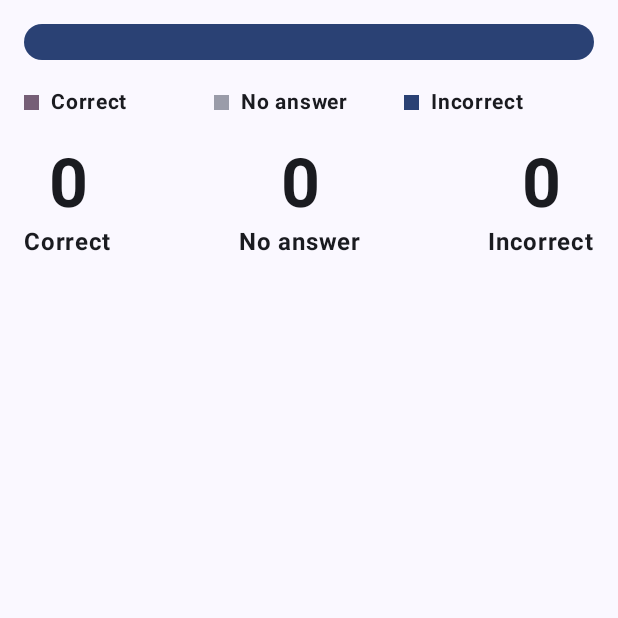
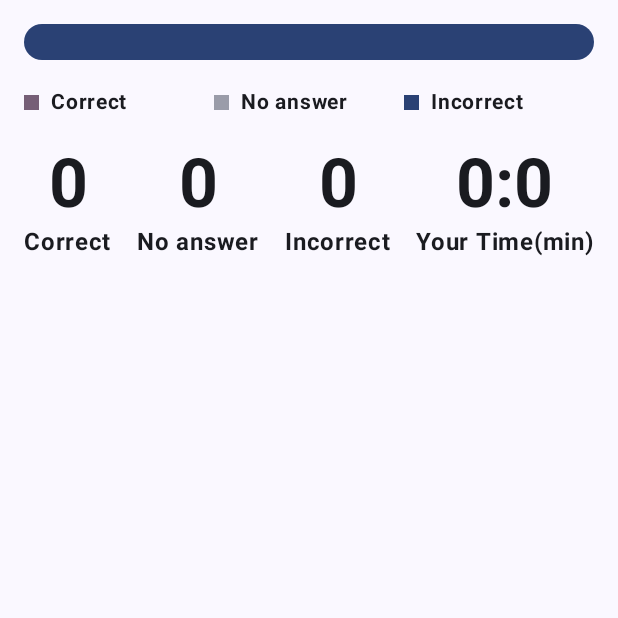
Before and after one commit to GoudarziDeveloper/FallingWords, an Android app built with Jetpack Compose: the composable ResultInfo shown on its own in the app's theme, on a phone screen of 412 x 824 dp, the top half of it. Run offline under Robolectric (Android 15) with nearby library versions, the phone set to English and light mode, and no system bars.

Commit message:
Show time in result.

```diff
--- a/app/src/main/java/ir/tinydeveloper/fallingwords/ui/screen/component/ResultBar.kt
+++ b/app/src/main/java/ir/tinydeveloper/fallingwords/ui/screen/component/ResultBar.kt
@@ -47,7 +47,7 @@ fun ResultBar(
     val sizing = LocalSizing.current
     Canvas(modifier = modifier) {
         val correctWidth = (correctAnswerWidthRatio.value * size.width) / questionCount
-        val noAnswerWidth = (correctAnswerWidthRatio.value * size.width) / questionCount + correctWidth
+        val noAnswerWidth = (noAnswerWidthRatio.value * size.width) / questionCount + correctWidth
         drawRoundRect(
             color = wrongAnswerColor,
             size = Size(width = size.width, height = size.height),
--- a/app/src/main/java/ir/tinydeveloper/fallingwords/ui/screen/main_screen/bottom_sheet_section/ResultInfo.kt
+++ b/app/src/main/java/ir/tinydeveloper/fallingwords/ui/screen/main_screen/bottom_sheet_section/ResultInfo.kt
@@ -18,6 +18,7 @@ import ir.tinydeveloper.fallingwords.ui.screen.component.ResultBarFooter
 import ir.tinydeveloper.fallingwords.ui.screen.component.ResultBox
 import ir.tinydeveloper.fallingwords.ui.theme.LocalSizing
 import ir.tinydeveloper.fallingwords.ui.theme.LocalSpacing
+import ir.tinydeveloper.fallingwords.utils.toShowTime
 
 @Composable
 fun ResultInfo(appViewModel: AppViewModel){
@@ -67,6 +68,12 @@ fun ResultInfo(appViewModel: AppViewModel){
                 title = stringResource(id = R.string.incorrect),
                 spacing = spacing
             )
+            ResultBox(
+                modifier = Modifier.weight(1f),
+                value = state.runningTime.toShowTime(),
+                title = stringResource(id = R.string.result_time),
+                spacing = spacing
+            )
         }
     }
 }
--- a/app/src/main/java/ir/tinydeveloper/fallingwords/ui/screen/main_screen/bottom_sheet_section/RunTimeInfo.kt
+++ b/app/src/main/java/ir/tinydeveloper/fallingwords/ui/screen/main_screen/bottom_sheet_section/RunTimeInfo.kt
@@ -35,7 +35,7 @@ fun RunTimeInfo(questionNumber: Int, question: String, userAnswer: Boolean?, tim
         }
         Column(modifier = Modifier.weight(sizing.half)) {
             Text(
-                text = time,
+                text = stringResource(id = R.string.time) + " " + time,
                 fontWeight = FontWeight.Bold,
                 fontSize = MaterialTheme.typography.titleLarge.fontSize
             )
--- a/app/src/main/res/values/strings.xml
+++ b/app/src/main/res/values/strings.xml
@@ -22,4 +22,6 @@ A timer starts when the word falls</string>
     <string name="wrong_bucket_image">Wrong bucket image</string>
     <string name="correct_bucket_image">Correct bucket image</string>
     <string name="normal_bucket_image">Normal bucket image</string>
+    <string name="time">Time:</string>
+    <string name="result_time">Your Time(min)</string>
 </resources>
```
